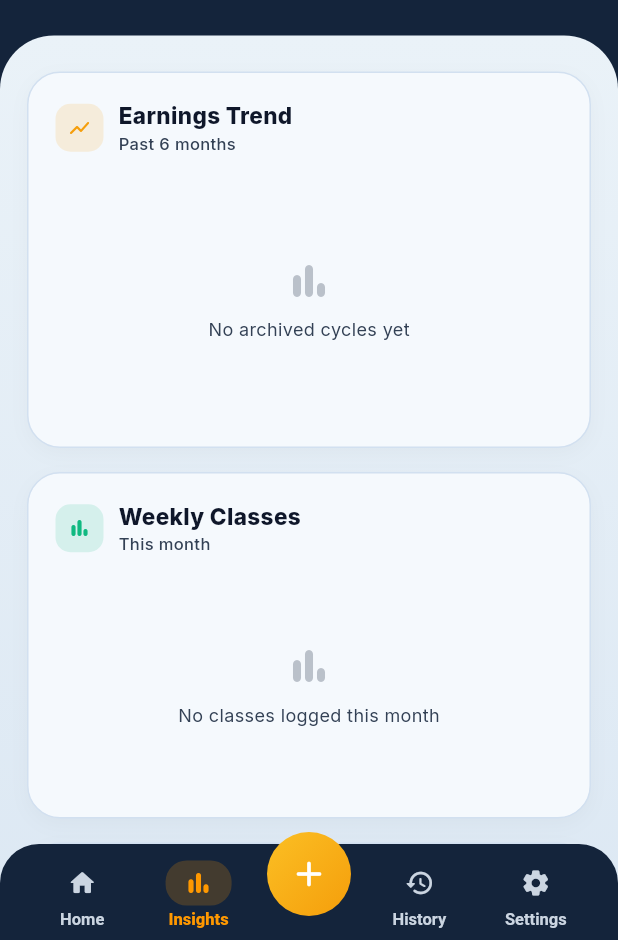
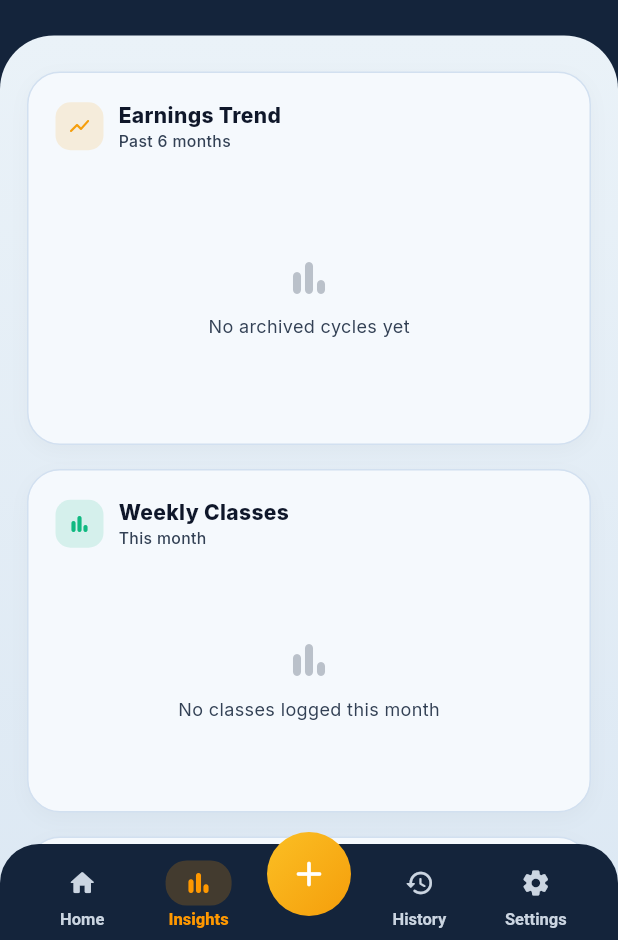
Before and after one commit to Knecrow/Tutracker, a Flutter app: the AnalyticsScreen screen opened by its route, on a phone screen of 412 x 824 dp, the part 296-1236 px from its top. Run offline on Flutter 3.47's test engine with Material 3 defaults, Android fonts, the phone set to English and light mode, and no system bars; our stand-ins replace fl_chart, flutter_riverpod, go_router, google_fonts, hive, hive_flutter; accounts and stored records are empty.

Commit message:
fix: reduce card title and subtitle font sizes across all screens to ensure clean card bounds fitting

```diff
--- a/lib/presentation/screens/analytics/analytics_screen.dart
+++ b/lib/presentation/screens/analytics/analytics_screen.dart
@@ -394,7 +394,7 @@ class _SheetSectionCard extends StatelessWidget {
                       maxLines: 1,
                       overflow: TextOverflow.ellipsis,
                       style: const TextStyle(
-                        fontSize: 15,
+                        fontSize: 14,
                         fontWeight: FontWeight.w800,
                         color: AppColors.sheetTextPrimary,
                       ),
@@ -404,7 +404,7 @@ class _SheetSectionCard extends StatelessWidget {
                       maxLines: 1,
                       overflow: TextOverflow.ellipsis,
                       style: const TextStyle(
-                        fontSize: 11,
+                        fontSize: 10.5,
                         color: AppColors.sheetTextSecondary,
                         fontWeight: FontWeight.w500,
                       ),
--- a/lib/presentation/screens/history/history_screen.dart
+++ b/lib/presentation/screens/history/history_screen.dart
@@ -318,7 +318,7 @@ class _HistoryCard extends ConsumerWidget {
                   maxLines: 1,
                   overflow: TextOverflow.ellipsis,
                   style: const TextStyle(
-                    fontSize: 15,
+                    fontSize: 14,
                     fontWeight: FontWeight.w700,
                     color: AppColors.sheetTextPrimary,
                   ),
--- a/lib/presentation/screens/home/home_screen.dart
+++ b/lib/presentation/screens/home/home_screen.dart
@@ -304,7 +304,7 @@ class _StudentTileState extends ConsumerState<_StudentTile> {
                             maxLines: 1,
                             overflow: TextOverflow.ellipsis,
                             style: const TextStyle(
-                              fontSize: 15,
+                              fontSize: 14,
                               fontWeight: FontWeight.w700,
                               color: AppColors.sheetTextPrimary,
                             ),
--- a/lib/presentation/screens/settings/settings_screen.dart
+++ b/lib/presentation/screens/settings/settings_screen.dart
@@ -378,7 +378,7 @@ class _SheetSectionCard extends StatelessWidget {
                       maxLines: 1,
                       overflow: TextOverflow.ellipsis,
                       style: const TextStyle(
-                        fontSize: 15,
+                        fontSize: 14,
                         fontWeight: FontWeight.w800,
                         color: AppColors.sheetTextPrimary,
                       ),
@@ -388,7 +388,7 @@ class _SheetSectionCard extends StatelessWidget {
                       maxLines: 1,
                       overflow: TextOverflow.ellipsis,
                       style: const TextStyle(
-                        fontSize: 11,
+                        fontSize: 10.5,
                         color: AppColors.sheetTextSecondary,
                         fontWeight: FontWeight.w500,
                       ),
```
